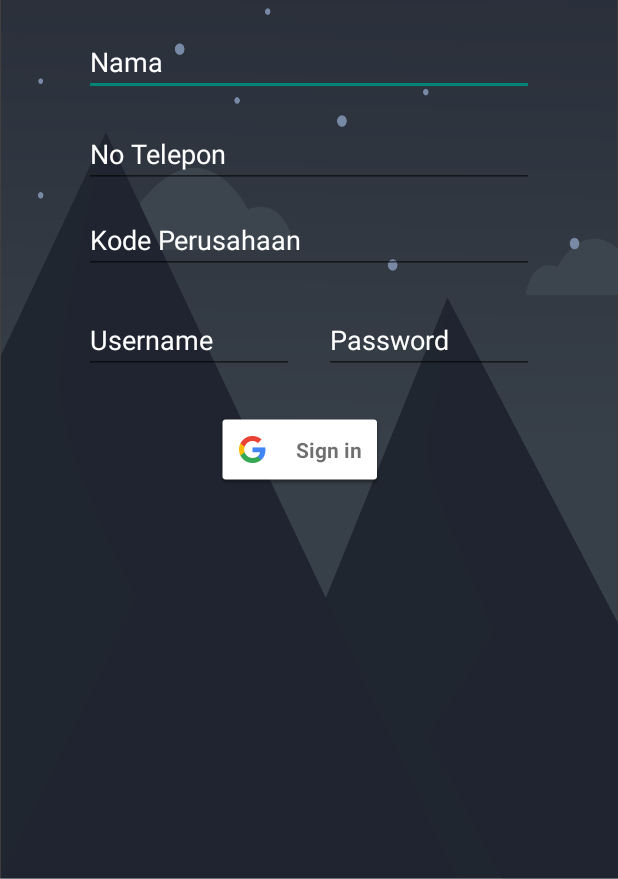
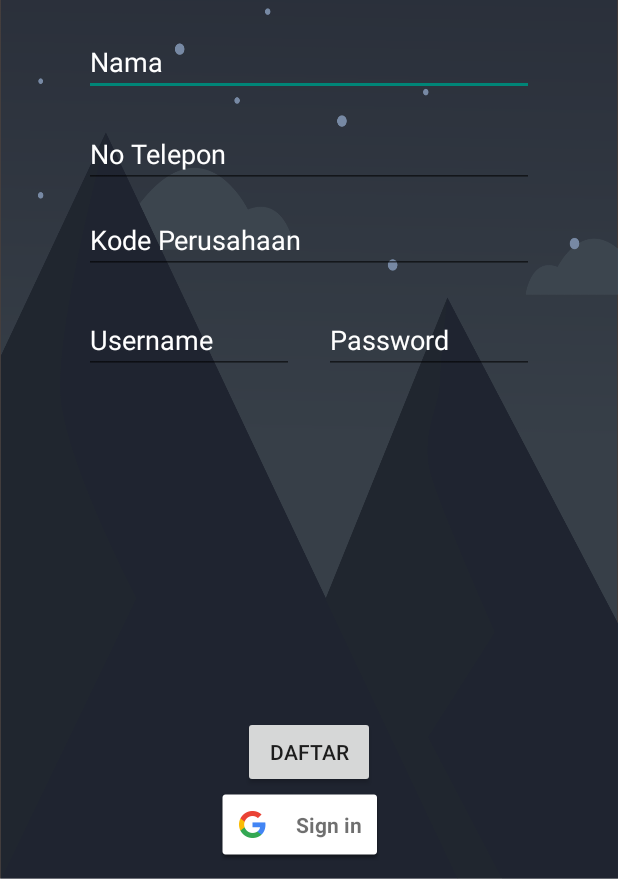
Before and after one commit to rhesaav/FarmGo, an Android app: the SignupActivityMember screen opened directly, with no data from a screen before it, after a tap on "Sign in", on a phone screen of 412 x 824 dp, the part 357-1236 px from its top. Run offline under Robolectric (Android 15) with nearby library versions, the phone set to English and light mode, and no system bars; our stand-ins replace Firebase (no records; nobody signed in at launch, a user with empty details on screens opened directly).

Commit message:
+ create register for member

```diff
--- a/app/src/main/java/id/sch/smktelkom_mlg/afinal/xirpl1052029/farmgo/SignupActivityMember.java
+++ b/app/src/main/java/id/sch/smktelkom_mlg/afinal/xirpl1052029/farmgo/SignupActivityMember.java
@@ -1,160 +1,74 @@
 package id.sch.smktelkom_mlg.afinal.xirpl1052029.farmgo;
 
-import android.content.Intent;
 import android.os.Bundle;
-import android.support.annotation.NonNull;
 import android.support.v7.app.AppCompatActivity;
+import android.text.TextUtils;
 import android.view.View;
+import android.widget.Button;
+import android.widget.EditText;
 import android.widget.Toast;
 
-import com.google.android.gms.auth.api.Auth;
-import com.google.android.gms.auth.api.signin.GoogleSignInAccount;
-import com.google.android.gms.auth.api.signin.GoogleSignInOptions;
-import com.google.android.gms.auth.api.signin.GoogleSignInResult;
-import com.google.android.gms.common.ConnectionResult;
-import com.google.android.gms.common.api.GoogleApiClient;
-import com.google.android.gms.common.api.ResultCallback;
-import com.google.android.gms.common.api.Status;
-import com.google.android.gms.tasks.OnCompleteListener;
-import com.google.android.gms.tasks.Task;
-import com.google.firebase.auth.AuthCredential;
-import com.google.firebase.auth.AuthResult;
-import com.google.firebase.auth.FirebaseAuth;
-import com.google.firebase.auth.FirebaseUser;
-import com.google.firebase.auth.GoogleAuthProvider;
+import com.google.firebase.database.DatabaseReference;
+import com.google.firebase.database.FirebaseDatabase;
 
 public class SignupActivityMember extends AppCompatActivity {
 
 
-    // Request sing in code. Could be anything as you required.
-    public static final int RequestSignInCode = 7;
-
-    // Firebase Auth Object.
-    public FirebaseAuth firebaseAuth;
-
-    // Google API Client object.
-    public GoogleApiClient googleApiClient;
-
-    // Google Sign In button .
-    com.google.android.gms.common.SignInButton signInButton;
+    DatabaseReference databaseMember;
+    private EditText eNama, eNo, eKode, eUser, ePass;
+    private Button Proses;
+    private Member member;
 
     @Override
     protected void onCreate(Bundle savedInstanceState) {
         super.onCreate(savedInstanceState);
         setContentView(R.layout.activity_signup_member);
 
-        signInButton = findViewById(R.id.signInButton);
-        signInButton = findViewById(R.id.signInButton);
+        eNama = findViewById(R.id.nama);
+        eNo = findViewById(R.id.no_telp);
+        eKode = findViewById(R.id.kode_perusahaan);
+        eUser = findViewById(R.id.user_member);
+        ePass = findViewById(R.id.pass_member);
+        Proses = findViewById(R.id.daftar_member);
+        databaseMember = FirebaseDatabase.getInstance().getReference("Member");
 
-// Getting Firebase Auth Instance into firebaseAuth object.
-        firebaseAuth = FirebaseAuth.getInstance();
-
-
-// Creating and Configuring Google Sign In object.
-        GoogleSignInOptions googleSignInOptions = new GoogleSignInOptions.Builder(GoogleSignInOptions.DEFAULT_SIGN_IN)
-                .requestIdToken(getString(R.string.default_web_client_id))
-                .requestEmail()
-                .build();
-
-// Creating and Configuring Google Api Client.
-        googleApiClient = new GoogleApiClient.Builder(SignupActivityMember.this)
-                .enableAutoManage(SignupActivityMember.this, new GoogleApiClient.OnConnectionFailedListener() {
-                    @Override
-                    public void onConnectionFailed(@NonNull ConnectionResult connectionResult) {
-
-                    }
-                } /* OnConnectionFailedListener */)
-                .addApi(Auth.GOOGLE_SIGN_IN_API, googleSignInOptions)
-                .build();
-
-
-// Adding Click listener to User Sign in Google button.
-        signInButton.setOnClickListener(new View.OnClickListener() {
+        Proses.setOnClickListener(new View.OnClickListener() {
             @Override
-            public void onClick(View view) {
-
-                UserSignInMethod();
-
+            public void onClick(View v) {
+                addMember();
             }
         });
 
-// Adding Click Listener to User Sign Out button.
-
     }
 
+    private void addMember() {
 
-    // Sign In function Starts From Here.
-    public void UserSignInMethod() {
+        String nama = eNama.getText().toString().trim();
+        String no_telp = eNo.getText().toString().trim();
+        String kode_perusahaan = eKode.getText().toString().trim();
+        String user_member = eUser.getText().toString().trim();
+        String pass_member = ePass.getText().toString().trim();
 
-// Passing Google Api Client into Intent.
-        Intent AuthIntent = Auth.GoogleSignInApi.getSignInIntent(googleApiClient);
+        if (TextUtils.isEmpty(nama)) {
+            Toast.makeText(this, "Isi Nama", Toast.LENGTH_LONG).show();
+        } else if (TextUtils.isEmpty(no_telp)) {
+            Toast.makeText(this, "Isi No Telepon", Toast.LENGTH_LONG).show();
+        } else if (TextUtils.isEmpty(kode_perusahaan)) {
+            Toast.makeText(this, "Isi Kode Perusahaan", Toast.LENGTH_LONG).show();
+        } else if (TextUtils.isEmpty(user_member)) {
+            Toast.makeText(this, "Isi Username", Toast.LENGTH_LONG).show();
+        } else if (TextUtils.isEmpty(pass_member)) {
+            Toast.makeText(this, "Isi Password", Toast.LENGTH_LONG).show();
+        } else {
+            String uid = databaseMember.push().getKey();
 
-        startActivityForResult(AuthIntent, RequestSignInCode);
-    }
+            Member member = new Member(uid, nama, no_telp, kode_perusahaan, user_member, pass_member);
 
-    @Override
-    protected void onActivityResult(int requestCode, int resultCode, Intent data) {
+            databaseMember.child(uid).setValue(member);
 
-        super.onActivityResult(requestCode, resultCode, data);
-
-        if (requestCode == RequestSignInCode) {
-
-            GoogleSignInResult googleSignInResult = Auth.GoogleSignInApi.getSignInResultFromIntent(data);
-
-            if (googleSignInResult.isSuccess()) {
-
-                GoogleSignInAccount googleSignInAccount = googleSignInResult.getSignInAccount();
-
-                FirebaseUserAuth(googleSignInAccount);
-            }
+            Toast.makeText(this, "Data Telah Terkirim ", Toast.LENGTH_LONG).show();
 
         }
     }
 
-    public void FirebaseUserAuth(GoogleSignInAccount googleSignInAccount) {
-
-        AuthCredential authCredential = GoogleAuthProvider.getCredential(googleSignInAccount.getIdToken(), null);
-
-        Toast.makeText(SignupActivityMember.this, " " + authCredential.getProvider(), Toast.LENGTH_LONG).show();
-
-        firebaseAuth.signInWithCredential(authCredential)
-                .addOnCompleteListener(SignupActivityMember.this, new OnCompleteListener<AuthResult>() {
-                    @Override
-                    public void onComplete(@NonNull Task<AuthResult> AuthResultTask) {
-
-                        if (AuthResultTask.isSuccessful()) {
-
-// Getting Current Login user details.
-                            FirebaseUser firebaseUser = firebaseAuth.getCurrentUser();
-
-
-// Hiding Login in button.
-                            signInButton.setVisibility(View.GONE);
-
-                        }
-                    }
-                });
-    }
-
-    public void UserSignOutFunction() {
-
-// Sing Out the User.
-        firebaseAuth.signOut();
-
-        Auth.GoogleSignInApi.signOut(googleApiClient).setResultCallback(
-                new ResultCallback<Status>() {
-                    @Override
-                    public void onResult(@NonNull Status status) {
-
-// Write down your any code here which you want to execute After Sign Out.
-
-// Printing Logout toast message on screen.
-
-                    }
-                });
-
-// After logout setting up login button visibility to visible.
-        signInButton.setVisibility(View.VISIBLE);
-    }
-
 }
--- a/app/src/main/res/layout/activity_input_data.xml
+++ b/app/src/main/res/layout/activity_input_data.xml
@@ -43,7 +43,6 @@
         android:layout_alignBaseline="@+id/umur"
         android:layout_alignBottom="@+id/umur"
         android:layout_alignEnd="@+id/etanggal"
-        android:layout_marginTop="32dp"
         android:backgroundTint="@color/cardview_light_background"
         android:ems="10"
         android:fontFamily="@font/lemonmilklight"
--- a/app/src/main/res/layout/activity_signup_member.xml
+++ b/app/src/main/res/layout/activity_signup_member.xml
@@ -1,19 +1,17 @@
 <?xml version="1.0" encoding="utf-8"?>
 <RelativeLayout xmlns:android="http://schemas.android.com/apk/res/android"
     xmlns:app="http://schemas.android.com/apk/res-auto"
-    xmlns:tools="http://schemas.android.com/tools"
     android:layout_width="match_parent"
     android:layout_height="match_parent"
-    android:background="@drawable/bg_farmgo"
-    tools:context=".SignupActivityMember">
+    android:background="@drawable/bg_farmgo">
 
     <com.google.android.gms.common.SignInButton
         android:id="@+id/signInButton"
         android:layout_width="wrap_content"
         android:layout_height="wrap_content"
         android:layout_alignEnd="@+id/logo"
-        android:layout_below="@+id/user_member"
-        android:layout_marginTop="26dp">
+        android:layout_alignParentBottom="true"
+        android:layout_marginBottom="12dp">
 
     </com.google.android.gms.common.SignInButton>
 
@@ -26,7 +24,7 @@
         android:layout_below="@+id/logo"
         android:layout_marginTop="23dp"
         android:ems="10"
-        android:inputType="text|textPersonName"
+        android:inputType="text"
         android:text="Nama"
         android:textColor="@color/cardview_light_background" />
 
@@ -38,7 +36,7 @@
         android:layout_centerHorizontal="true"
         android:layout_marginTop="61dp"
         android:ems="10"
-        android:inputType="textPersonName|phone"
+        android:inputType="text"
         android:text="No Telepon"
         android:textColor="@color/cardview_light_background" />
 
@@ -50,7 +48,7 @@
         android:layout_alignBottom="@+id/pass_member"
         android:layout_alignStart="@+id/kode_perusahaan"
         android:ems="10"
-        android:inputType="textPersonName"
+        android:inputType="text"
         android:text="Username"
         android:textColor="@color/cardview_light_background" />
 
@@ -95,9 +93,17 @@
         android:layout_below="@+id/no_telp"
         android:layout_marginTop="12dp"
         android:ems="10"
-        android:inputType="text|textPersonName"
+        android:inputType="number"
         android:text="Kode Perusahaan"
         android:textColor="@color/cardview_light_background" />
 
+    <Button
+        android:id="@+id/daftar_member"
+        android:layout_width="wrap_content"
+        android:layout_height="wrap_content"
+        android:layout_above="@+id/signInButton"
+        android:layout_centerHorizontal="true"
+        android:text="Daftar" />
+
 
 </RelativeLayout>
```
Also changed, not shown: app/src/main/AndroidManifest.xml (+5 -14 lines), app/src/main/java/id/sch/smktelkom_mlg/afinal/xirpl1052029/farmgo/Member.java (added, +63 -0 lines).
